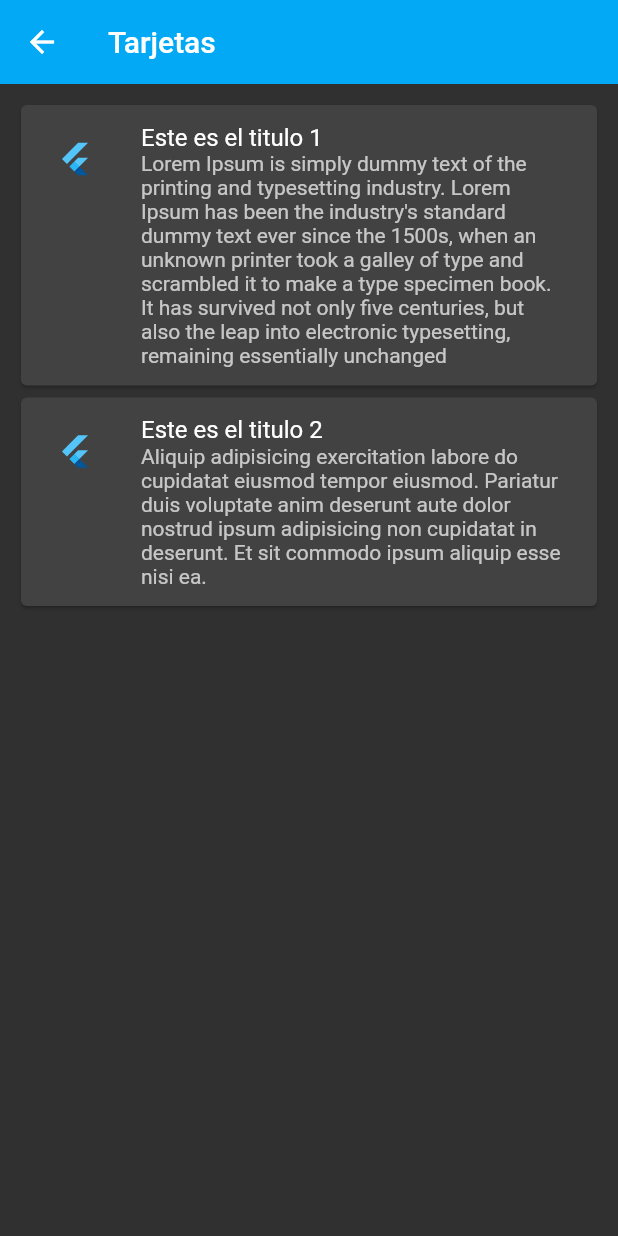
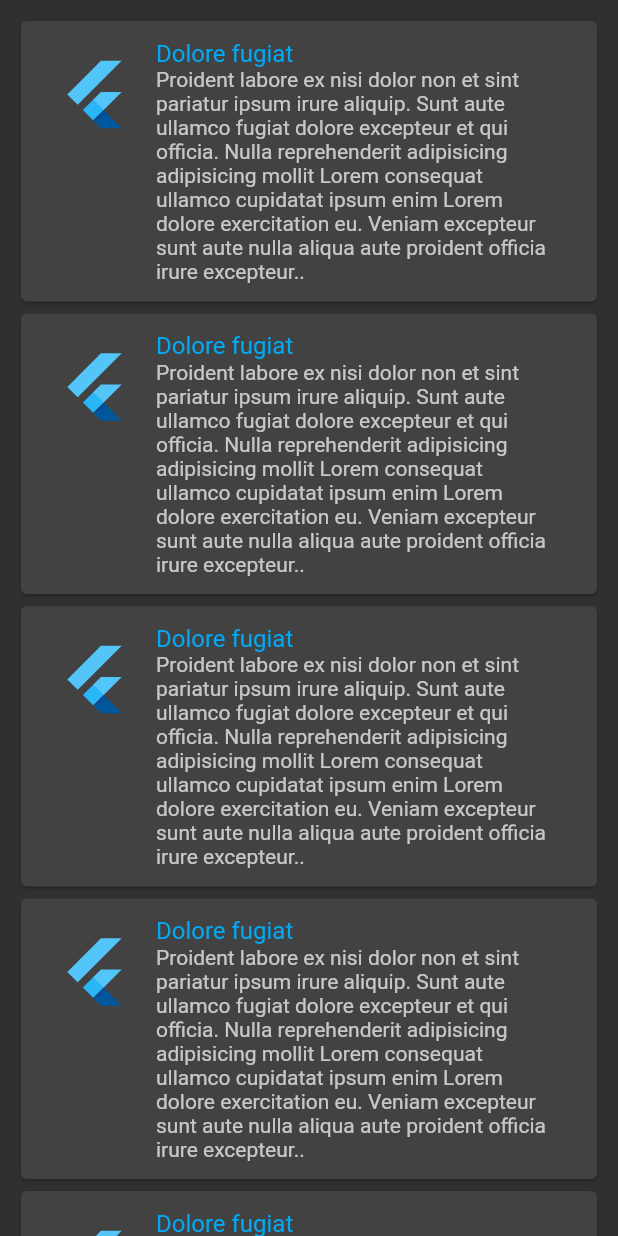
Before and after one commit to apacoder/curso-flutter, a Flutter app: the CardScreen screen opened by its route, on a phone screen of 412 x 824 dp. Run offline on Flutter 3.47's test engine with Material 2 defaults, Android fonts, the phone set to English and light mode, and no system bars.

Commit message:
renamed folders

```diff
--- a/lib/curso/2_widgets/router/app_routes.dart
+++ b/lib/curso/2_componentes/router/app_routes.dart
@@ -1,4 +1,4 @@
-import 'package:examples/curso/2_widgets/screens/widgets.dart';
+import 'package:examples/curso/2_componentes/screens/screens.dart';
 import 'package:flutter/material.dart';
 
 class AppRoute {
--- /dev/null
+++ b/lib/curso/2_componentes/screens/card_screen.dart
@@ -0,0 +1,51 @@
+import 'package:flutter/material.dart';
+
+import '../widgets/widgets.dart';
+
+class CardScreen extends StatelessWidget {
+  const CardScreen({Key? key}) : super(key: key);
+
+  @override
+  Widget build(BuildContext context) {
+    return Scaffold(
+      // appBar: AppBar(
+      //   title: const Text('Tarjetas'),
+      // ),
+      body: SafeArea(
+        child: ListView(
+          padding: const EdgeInsets.symmetric(
+            horizontal: 10,
+            vertical: 10,
+          ),
+          children: const [
+            CustomCard(
+              title: 'Dolore fugiat',
+              subtitle:
+                  'Proident labore ex nisi dolor non et sint pariatur ipsum irure aliquip. Sunt aute ullamco fugiat dolore excepteur et qui officia. Nulla reprehenderit adipisicing adipisicing mollit Lorem consequat ullamco cupidatat ipsum enim Lorem dolore exercitation eu. Veniam excepteur sunt aute nulla aliqua aute proident officia irure excepteur..',
+            ),
+            CustomCard(
+              title: 'Dolore fugiat',
+              subtitle:
+                  'Proident labore ex nisi dolor non et sint pariatur ipsum irure aliquip. Sunt aute ullamco fugiat dolore excepteur et qui officia. Nulla reprehenderit adipisicing adipisicing mollit Lorem consequat ullamco cupidatat ipsum enim Lorem dolore exercitation eu. Veniam excepteur sunt aute nulla aliqua aute proident officia irure excepteur..',
+            ),
+            CustomCard(
+              title: 'Dolore fugiat',
+              subtitle:
+                  'Proident labore ex nisi dolor non et sint pariatur ipsum irure aliquip. Sunt aute ullamco fugiat dolore excepteur et qui officia. Nulla reprehenderit adipisicing adipisicing mollit Lorem consequat ullamco cupidatat ipsum enim Lorem dolore exercitation eu. Veniam excepteur sunt aute nulla aliqua aute proident officia irure excepteur..',
+            ),
+            CustomCard(
+              title: 'Dolore fugiat',
+              subtitle:
+                  'Proident labore ex nisi dolor non et sint pariatur ipsum irure aliquip. Sunt aute ullamco fugiat dolore excepteur et qui officia. Nulla reprehenderit adipisicing adipisicing mollit Lorem consequat ullamco cupidatat ipsum enim Lorem dolore exercitation eu. Veniam excepteur sunt aute nulla aliqua aute proident officia irure excepteur..',
+            ),
+            CustomCard(
+              title: 'Dolore fugiat',
+              subtitle:
+                  'Proident labore ex nisi dolor non et sint pariatur ipsum irure aliquip. Sunt aute ullamco fugiat dolore excepteur et qui officia. Nulla reprehenderit adipisicing adipisicing mollit Lorem consequat ullamco cupidatat ipsum enim Lorem dolore exercitation eu. Veniam excepteur sunt aute nulla aliqua aute proident officia irure excepteur..',
+            ),
+          ],
+        ),
+      ),
+    );
+  }
+}
--- a/lib/curso/2_widgets/screens/home_screen.dart
+++ b/lib/curso/2_componentes/screens/home_screen.dart
@@ -1,5 +1,5 @@
-import 'package:examples/curso/2_widgets/screens/widgets.dart';
-import 'package:examples/curso/2_widgets/theme/app_theme.dart';
+import 'package:examples/curso/2_componentes/router/app_routes.dart';
+import 'package:examples/curso/2_componentes/theme/app_theme.dart';
 import 'package:flutter/material.dart';
 
 class HomeScreen extends StatelessWidget {
--- /dev/null
+++ b/lib/curso/2_componentes/screens/screens.dart
@@ -0,0 +1,7 @@
+export 'package:examples/curso/2_componentes/models/menu_option.dart';
+export 'package:examples/curso/2_componentes/router/app_routes.dart';
+export 'package:examples/curso/2_componentes/screens/alert_screen.dart';
+export 'package:examples/curso/2_componentes/screens/card_screen.dart';
+export 'package:examples/curso/2_componentes/screens/home_screen.dart';
+export 'package:examples/curso/2_componentes/screens/listview1_screen.dart';
+export 'package:examples/curso/2_componentes/screens/listview2_screen.dart';
--- a/lib/curso/2_widgets/theme/app_theme.dart
+++ b/lib/curso/2_componentes/theme/app_theme.dart
@@ -1,11 +1,11 @@
 import 'package:flutter/material.dart';
 
 class AppTheme {
-  static const Color primary = Colors.lightBlue;
+  static Color primary = Colors.lightBlue;
 
   static final ThemeData darkTheme = ThemeData.dark().copyWith(
     primaryColor: primary,
-    appBarTheme: const AppBarTheme(
+    appBarTheme: AppBarTheme(
       backgroundColor: primary,
       elevation: 0,
     ),
--- /dev/null
+++ b/lib/curso/2_componentes/widgets/custom_card.dart
@@ -0,0 +1,32 @@
+import 'package:examples/curso/2_componentes/theme/app_theme.dart';
+import 'package:flutter/material.dart';
+
+class CustomCard extends StatelessWidget {
+  final String title;
+  final String subtitle;
+
+  const CustomCard({
+    Key? key,
+    required this.title,
+    required this.subtitle,
+  }) : super(key: key);
+
+  @override
+  Widget build(BuildContext context) {
+    return Card(
+      child: Padding(
+        padding: const EdgeInsets.all(8.0),
+        child: ListTile(
+          leading: const FlutterLogo(
+            size: 50,
+          ),
+          title: Text(
+            title,
+            style: TextStyle(color: AppTheme.primary),
+          ),
+          subtitle: Text(subtitle),
+        ),
+      ),
+    );
+  }
+}
--- /dev/null
+++ b/lib/curso/2_componentes/widgets/widgets.dart
@@ -0,0 +1 @@
+export 'custom_card.dart';
--- a/lib/curso/2_widgets/screens/card_screen.dart
+++ /dev/null
@@ -1,46 +0,0 @@
-import 'package:flutter/material.dart';
-
-class CardScreen extends StatelessWidget {
-  const CardScreen({Key? key}) : super(key: key);
-
-  @override
-  Widget build(BuildContext context) {
-    return Scaffold(
-      appBar: AppBar(
-        title: const Text('Tarjetas'),
-      ),
-      body: ListView(
-        padding: const EdgeInsets.symmetric(
-          horizontal: 10,
-          vertical: 10,
-        ),
-        children: const [
-          Card(
-            child: Padding(
-              padding: EdgeInsets.all(8.0),
-              child: ListTile(
-                leading: FlutterLogo(),
-                title: Text('Este es el titulo 1'),
-                subtitle: Text(
-                  'Lorem Ipsum is simply dummy text of the printing and typesetting industry. Lorem Ipsum has been the industry\'s standard dummy text ever since the 1500s, when an unknown printer took a galley of type and scrambled it to make a type specimen book. It has survived not only five centuries, but also the leap into electronic typesetting, remaining essentially unchanged',
-                ),
-              ),
-            ),
-          ),
-          Card(
-            child: Padding(
-              padding: EdgeInsets.all(8.0),
-              child: ListTile(
-                leading: FlutterLogo(),
-                title: Text('Este es el titulo 2'),
-                subtitle: Text(
-                  'Aliquip adipisicing exercitation labore do cupidatat eiusmod tempor eiusmod. Pariatur duis voluptate anim deserunt aute dolor nostrud ipsum adipisicing non cupidatat in deserunt. Et sit commodo ipsum aliquip esse nisi ea.',
-                ),
-              ),
-            ),
-          ),
-        ],
-      ),
-    );
-  }
-}
--- a/lib/curso/2_widgets/screens/widgets.dart
+++ /dev/null
@@ -1,7 +0,0 @@
-export 'package:examples/curso/2_widgets/models/menu_option.dart';
-export 'package:examples/curso/2_widgets/router/app_routes.dart';
-export 'package:examples/curso/2_widgets/screens/alert_screen.dart';
-export 'package:examples/curso/2_widgets/screens/card_screen.dart';
-export 'package:examples/curso/2_widgets/screens/home_screen.dart';
-export 'package:examples/curso/2_widgets/screens/listview1_screen.dart';
-export 'package:examples/curso/2_widgets/screens/listview2_screen.dart';
--- a/lib/main.dart
+++ b/lib/main.dart
@@ -1,5 +1,5 @@
-import 'package:examples/curso/2_widgets/screens/widgets.dart';
-import 'package:examples/curso/2_widgets/theme/app_theme.dart';
+import 'package:examples/curso/2_componentes/screens/screens.dart';
+import 'package:examples/curso/2_componentes/theme/app_theme.dart';
 import 'package:flutter/material.dart';
 
 void main() {
```
Also changed, not shown: lib/curso/2_componentes/models/menu_option.dart (renamed from lib/curso/2_widgets/models/menu_option.dart), lib/curso/2_componentes/screens/alert_screen.dart (renamed from lib/curso/2_widgets/screens/alert_screen.dart), lib/curso/2_componentes/screens/listview1_screen.dart (renamed from lib/curso/2_widgets/screens/listview1_screen.dart), lib/curso/2_componentes/screens/listview2_screen.dart (renamed from lib/curso/2_widgets/screens/listview2_screen.dart).
